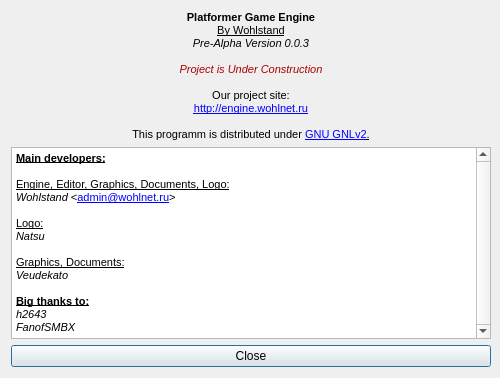
The window that Editor/aboutdialog.ui (WohlSoft/Moondust-Project) describes before a commit, drawn with Qt 5.
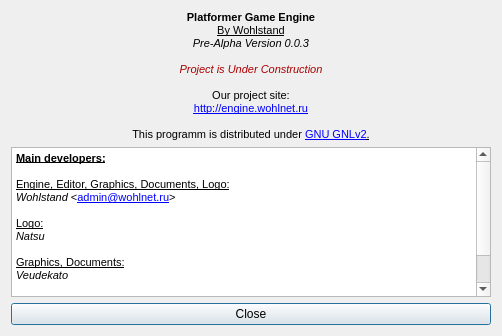
The same window after the commit. Icons and pictures are not drawn.

What changed in the file:
```diff
--- a/Editor/aboutdialog.ui
+++ b/Editor/aboutdialog.ui
@@ -10,7 +10,7 @@
     <x>0</x>
     <y>0</y>
     <width>500</width>
-    <height>443</height>
+    <height>401</height>
    </rect>
   </property>
   <property name="sizePolicy">
@@ -21,7 +21,7 @@
   </property>
   <property name="minimumSize">
    <size>
-    <width>500</width>
+    <width>401</width>
     <height>0</height>
    </size>
   </property>
@@ -54,24 +54,11 @@
   <property name="modal">
    <bool>true</bool>
   </property>
-  <layout class="QGridLayout" name="gridLayout" rowminimumheight="0,150,0">
+  <layout class="QVBoxLayout" name="verticalLayout">
    <property name="sizeConstraint">
     <enum>QLayout::SetFixedSize</enum>
    </property>
-   <property name="rightMargin">
-    <number>9</number>
-   </property>
-   <item row="2" column="0">
-    <widget class="QPushButton" name="pushButton">
-     <property name="text">
-      <string>Close</string>
-     </property>
-     <property name="autoRepeat">
-      <bool>true</bool>
-     </property>
-    </widget>
-   </item>
-   <item row="0" column="0">
+   <item>
     <widget class="QLabel" name="label">
      <property name="minimumSize">
       <size>
@@ -111,12 +98,18 @@
      </property>
     </widget>
    </item>
-   <item row="1" column="0">
+   <item>
     <widget class="QTextEdit" name="textEdit">
      <property name="minimumSize">
       <size>
        <width>480</width>
-       <height>0</height>
+       <height>150</height>
+      </size>
+     </property>
+     <property name="maximumSize">
+      <size>
+       <width>16777215</width>
+       <height>150</height>
       </size>
      </property>
      <property name="verticalScrollBarPolicy">
@@ -145,6 +138,16 @@
      </property>
     </widget>
    </item>
+   <item>
+    <widget class="QPushButton" name="pushButton">
+     <property name="text">
+      <string>Close</string>
+     </property>
+     <property name="autoRepeat">
+      <bool>true</bool>
+     </property>
+    </widget>
+   </item>
   </layout>
   <action name="actionCloseDialog">
    <property name="text">
```
Left out of the diff: 2 changed lines with no effect on the pictures.
